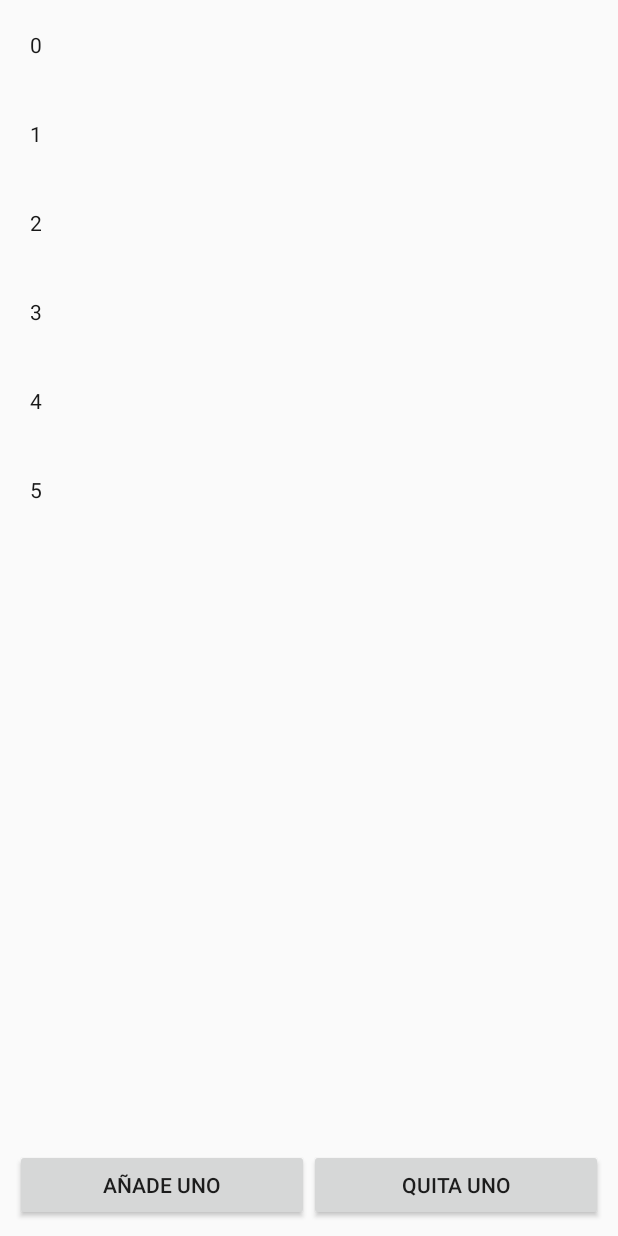
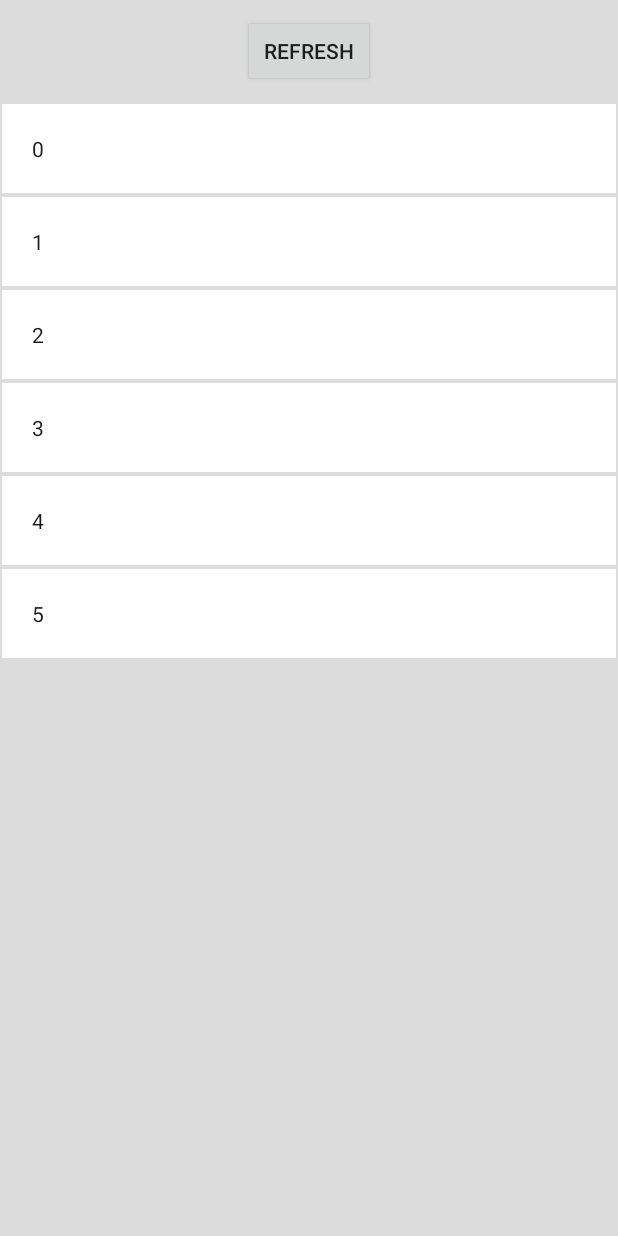
Before and after one commit to SamuelNovoa/projectSunshine, an Android app: the screen it shows after launch (MainActivity), on a phone screen of 412 x 824 dp. Run offline under Robolectric (Android 15) with nearby library versions, the phone set to English and light mode, and no system bars.

```diff
--- a/app/src/main/res/layout/activity_main.xml
+++ b/app/src/main/res/layout/activity_main.xml
@@ -2,20 +2,22 @@
 <RelativeLayout xmlns:android="http://schemas.android.com/apk/res/android"
     xmlns:tools="http://schemas.android.com/tools" android:layout_width="match_parent"
     android:layout_height="match_parent"
-    tools:context=".MainActivity">
+    tools:context=".MainActivity"
+    android:background="@color/background_ligh">
 
-    <include layout="@layout/add_dec_buttons_layout"
-        android:id="@+id/add_dec_layout"
+    <Button
+        android:layout_width="wrap_content"
         android:layout_height="wrap_content"
-        android:layout_width="match_parent"
-        android:layout_alignParentBottom="true"
-        />
+        android:text="@string/refresh_button_text"
+        android:layout_centerHorizontal="true"
+        android:layout_margin="10dp"
+        android:id="@+id/refresh_button"/>
 
     <android.support.v7.widget.RecyclerView
         android:layout_height="match_parent"
         android:layout_width="match_parent"
         android:id="@+id/main_activity_recyclerView"
-        android:layout_above="@id/add_dec_layout"
+        android:layout_below="@id/refresh_button"
         />
 
 </RelativeLayout>
--- a/app/src/main/res/layout/add_dec_buttons_layout.xml
+++ /dev/null
@@ -1,22 +0,0 @@
-<?xml version="1.0" encoding="utf-8"?>
-<LinearLayout xmlns:android="http://schemas.android.com/apk/res/android"
-    android:orientation="horizontal" android:layout_width="match_parent"
-    android:layout_height="match_parent"
-    android:padding="10dp">
-
-    <Button
-        android:layout_width="match_parent"
-        android:layout_height="wrap_content"
-        android:layout_weight="1"
-        android:text="Añade uno"
-        android:id="@+id/add_one_button"
-        />
-    <Button
-        android:layout_width="match_parent"
-        android:layout_height="wrap_content"
-        android:layout_weight="1"
-        android:text="Quita uno"
-        android:id="@+id/dec_one_button"
-        />
-
-</LinearLayout>
--- a/app/src/main/res/layout/generic_recycler_view_layout.xml
+++ b/app/src/main/res/layout/forecast_recycler_view_layout.xml
@@ -2,7 +2,9 @@
 <RelativeLayout xmlns:android="http://schemas.android.com/apk/res/android"
     android:orientation="vertical" android:layout_width="match_parent"
     android:layout_height="wrap_content"
-    android:padding="20dp">
+    android:padding="20dp"
+    android:layout_margin="1dp"
+    android:background="@color/card_color_ligh">
 
     <TextView
         android:layout_width="wrap_content"
--- a/app/src/main/res/values/colors.xml
+++ b/app/src/main/res/values/colors.xml
@@ -4,4 +4,6 @@
     <color name="colorPrimaryDark">#303F9F</color>
     <color name="colorAccent">#FF4081</color>
     <color name="text_color_light">#181818</color>
+    <color name="background_ligh">#dcdcdc</color>
+    <color name="card_color_ligh">#ffffff</color>
 </resources>
--- a/app/src/main/res/values/strings.xml
+++ b/app/src/main/res/values/strings.xml
@@ -1,3 +1,4 @@
 <resources>
     <string name="app_name">ProjectSunshine</string>
+    <string name="refresh_button_text">Refresh</string>
 </resources>
```
Also changed, not shown: app/src/main/java/com/clubandroiduvigo/projectsunshine/MainActivity.java (+72 -17 lines).
